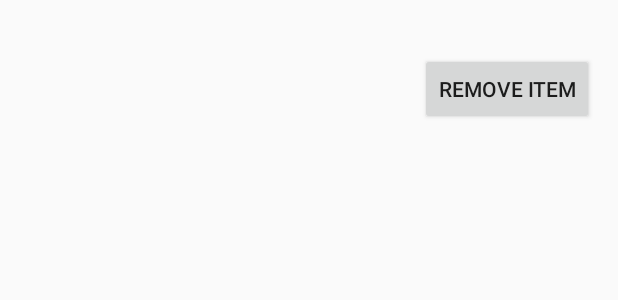
After one commit to QRP0002/FewdTruck, an Android app: the layout cart_list_view.xml on its own in the app's theme, with its tools: preview values and no code run, on a phone screen of 412 x 824 dp. The commit adds this screen. Shown: the top 300 px of the screen. Run offline under Robolectric (Android 15) with nearby library versions, the phone set to English and light mode, and no system bars.

Commit message:
Added cart for the customer.

```diff
--- /dev/null
+++ b/app/src/main/res/layout/cart_list_view.xml
@@ -0,0 +1,46 @@
+<?xml version="1.0" encoding="utf-8"?>
+<LinearLayout xmlns:android="http://schemas.android.com/apk/res/android"
+    android:layout_width="match_parent"
+    android:layout_height="match_parent"
+    android:orientation="vertical">
+
+    <RelativeLayout
+        android:layout_width="match_parent"
+        android:layout_height="wrap_content"
+        android:paddingTop="@dimen/activity_vertical_margin"
+        android:paddingRight="@dimen/activity_horizontal_margin"
+        android:paddingBottom="@dimen/activity_vertical_margin"
+        android:paddingLeft="@dimen/activity_horizontal_margin">
+
+        <TextView
+            android:layout_width="wrap_content"
+            android:layout_height="wrap_content"
+            android:id="@+id/cart_prod_name"
+            android:layout_alignParentLeft="true"
+            android:textSize="16sp" />
+
+        <TextView
+            android:layout_width="wrap_content"
+            android:layout_height="wrap_content"
+            android:layout_alignParentRight="true"
+            android:id="@+id/cart_truck_name"/>
+
+        <TextView
+            android:layout_width="wrap_content"
+            android:layout_height="wrap_content"
+            android:id="@+id/cart_prod_price"
+            android:layout_marginTop="15dp"
+            android:textSize="16sp"
+            android:layout_alignParentLeft="true"
+            android:layout_below="@+id/cart_prod_name"/>
+
+        <Button
+            android:layout_width="wrap_content"
+            android:layout_height="wrap_content"
+            android:id="@+id/cart_remove_button"
+            android:layout_alignParentRight="true"
+            android:layout_below="@+id/cart_truck_name"
+            android:text="@string/cart_remove_button"/>
+
+    </RelativeLayout>
+</LinearLayout>
--- a/app/src/main/res/values/strings.xml
+++ b/app/src/main/res/values/strings.xml
@@ -2,6 +2,7 @@
     <string name="app_name">Fewd Truck</string>
     <string name="action_settings">Settings</string>
     <string name="title_activity_single_fragment">SingleFragmentActivity</string>
+    <string name="title_activity_splash">Fewd Truck</string>
     <string name="title_activity_login">Fewd Truck</string>
 
     <!-- LoginHomeFragment Strings -->
@@ -90,7 +91,7 @@
     <string name="emp_set_truck_et">Truck Name</string>
     <string name="emp_set_save_button">Save</string>
     <string name="emp_set_broadcast_tv">Broadcast Location:</string>
-    <string name="title_activity_splash">Splash</string>
+
 
     <!-- Customer Favorites-->
     <string name="favorites_cancel_button">Cancel</string>
@@ -100,4 +101,7 @@
     <!-- Edit Favorites Dialog -->
     <string name="edit_fav_remove_str">Remove</string>
 
+    <!-- Cart Fragment -->
+    <string name="cart_remove_button">Remove Item</string>
+
 </resources>
```
Also changed, not shown: app/src/main/java/com/pommerening/quinn/foodtruck/fragment/CustomerHomeFragment.java (+6 -4 lines), app/src/main/java/com/pommerening/quinn/foodtruck/fragment/dialogs/AddFavoriteDialog.java (+26 -0 lines), app/src/main/java/com/pommerening/quinn/foodtruck/fragment/dialogs/EditFavoritesDialogFragment.java (+25 -0 lines), app/src/main/java/com/pommerening/quinn/foodtruck/fragment/tabs/customer/CartFragment.java (added, +94 -0 lines), app/src/main/java/com/pommerening/quinn/foodtruck/fragment/tabs/customer/ItemsTabFragment.java (+8 -4 lines), app/src/main/java/com/pommerening/quinn/foodtruck/pojo/CustomerPagerAdapter.java (+8 -1 lines), app/src/main/java/com/pommerening/quinn/foodtruck/pojo/LocationData.java (+9 -0 lines), app/src/main/java/com/pommerening/quinn/foodtruck/pojo/PasswordChecker.java (deleted, +0 -13 lines), app/src/main/res/layout/fragment_add_favorite_dialog.xml (+9 -9 lines), app/src/main/res/layout/fragment_cart.xml (added, +62 -0 lines), app/src/main/res/layout/fragment_edit_favorites_dialog.xml (+4 -4 lines).
